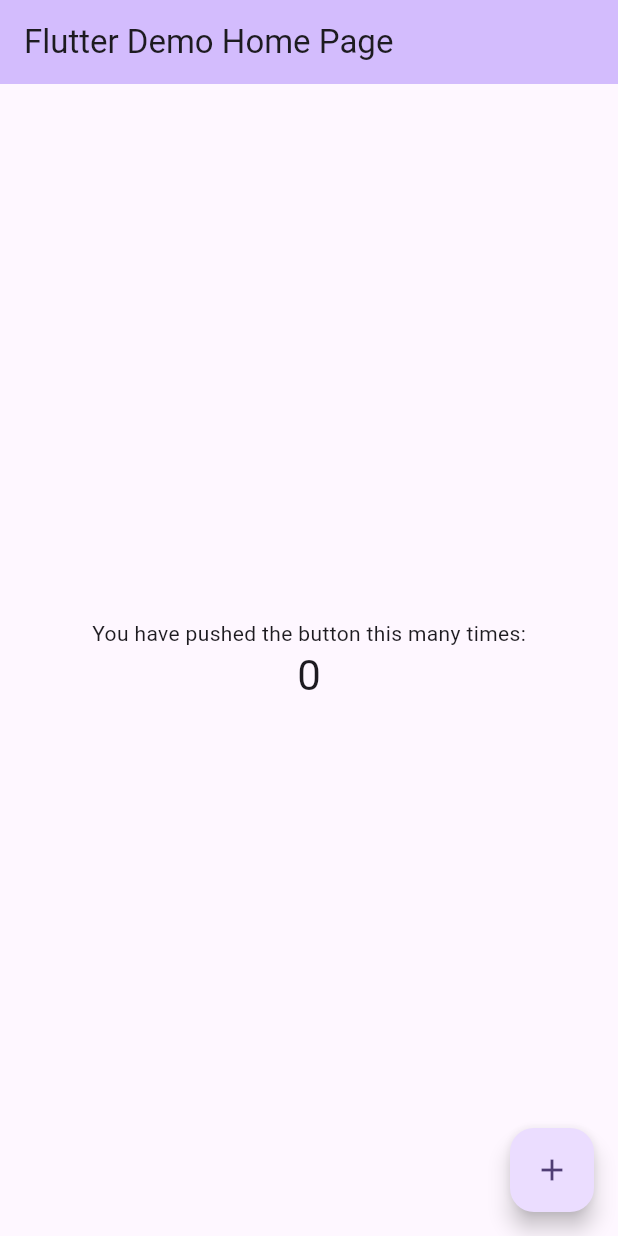
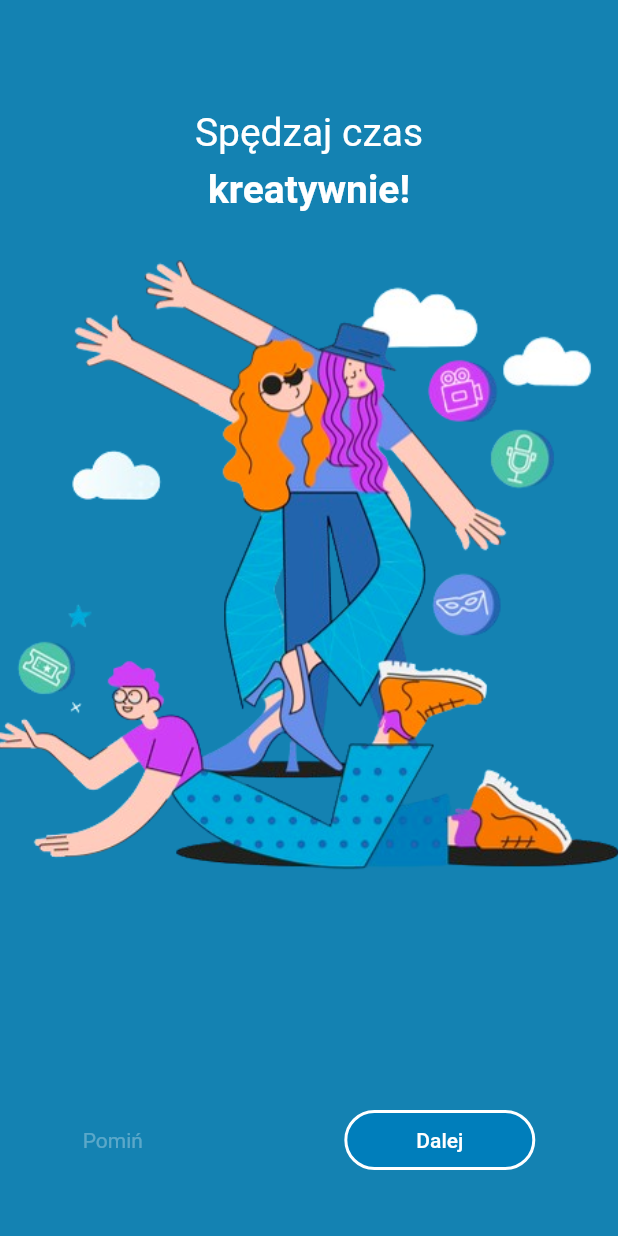
Before and after one commit to Zalezny/splash_app, a Flutter app: the screen it shows after launch, on a phone screen of 412 x 824 dp. Run offline on Flutter 3.47's test engine with Material 3 defaults, Android fonts, the phone set to English and light mode, and no system bars.

Commit message:
Create screens and controller

```diff
--- /dev/null
+++ b/lib/controllers/splash_page_controller.dart
@@ -0,0 +1,75 @@
+import 'package:flutter/material.dart';
+import '../models/splash_page_data.dart';
+import '../core/constants/app_assets.dart';
+import '../core/constants/app_strings.dart';
+
+class SplashPageController extends ChangeNotifier {
+  final PageController pageController = PageController();
+  int currentPage = 0;
+
+  final List<SplashPageData> pages = const [
+    SplashPageData(
+      titleFirstLine: AppStrings.spendTimeTitle,
+      titleSecondLine: AppStrings.spendTimeSubtitle,
+      imagePath: AppAssets.image2,
+    ),
+    SplashPageData(
+      titleFirstLine: AppStrings.discoverTitle,
+      titleSecondLine: AppStrings.discoverSubtitle,
+      imagePath: AppAssets.image3,
+    ),
+    SplashPageData(
+      titleFirstLine: AppStrings.haveTitle,
+      titleSecondLine: AppStrings.haveSubtitle,
+      imagePath: AppAssets.image4,
+    ),
+    SplashPageData(
+      titleFirstLine: AppStrings.catchTitle,
+      titleSecondLine: AppStrings.catchSubtitle,
+      imagePath: AppAssets.image5,
+    ),
+    SplashPageData(
+      titleFirstLine: "Bądź na bieżąco",
+      titleSecondLine: "",
+      imagePath: AppAssets.image6,
+    ),
+    SplashPageData(
+      titleFirstLine: "Złap swój rytm",
+      titleSecondLine: "",
+      imagePath: AppAssets.image1,
+    ),
+  ];
+
+  void nextPage() {
+    if (currentPage < pages.length - 1) {
+      pageController.nextPage(
+        duration: const Duration(milliseconds: 300),
+        curve: Curves.easeInOut,
+      );
+      currentPage++;
+      notifyListeners();
+    }
+  }
+
+  void previousPage() {
+    if (currentPage > 0) {
+      pageController.previousPage(
+        duration: const Duration(milliseconds: 300),
+        curve: Curves.easeInOut,
+      );
+      currentPage--;
+      notifyListeners();
+    }
+  }
+
+  void onPageChanged(int index) {
+    currentPage = index;
+    notifyListeners();
+  }
+
+  @override
+  void dispose() {
+    pageController.dispose();
+    super.dispose();
+  }
+}
--- /dev/null
+++ b/lib/core/constants/app_assets.dart
@@ -0,0 +1,12 @@
+class AppAssets {
+  // Private constructor to prevent instantiation
+  AppAssets._();
+
+  // Images
+  static const String image1 = 'lib/assets/images/1.png';
+  static const String image2 = 'lib/assets/images/2.png';
+  static const String image3 = 'lib/assets/images/3.png';
+  static const String image4 = 'lib/assets/images/4.png';
+  static const String image5 = 'lib/assets/images/5.png';
+  static const String image6 = 'lib/assets/images/6.png';
+}
--- /dev/null
+++ b/lib/core/constants/app_colors.dart
@@ -0,0 +1,10 @@
+import 'dart:ui';
+
+class AppColors {
+  static const primary = Color(0xff1482b2);
+  static const primaryDark = Color(0xff007ebb);
+  static const textWhite = Color(0xffffffff);
+  static const textWhite70 = Color(0xb3ffffff);
+  static const textWhite30 = Color(0x4dffffff);
+  static const borderWhite = Color(0xffffffff);
+}
--- /dev/null
+++ b/lib/core/constants/app_strings.dart
@@ -0,0 +1,22 @@
+class AppStrings {
+  // Private constructor to prevent instantiation
+  AppStrings._();
+
+  // Splash page titles
+  static const String spendTimeTitle = 'Spędzaj czas';
+  static const String spendTimeSubtitle = 'kreatywnie!';
+
+  static const String discoverTitle = 'Bierz udział';
+  static const String discoverSubtitle = 'w wydarzeniach!';
+
+  static const String haveTitle = 'Poznawaj';
+  static const String haveSubtitle = 'nieodkryte szlaki!';
+
+  static const String catchTitle = 'Ustawiaj';
+  static const String catchSubtitle = 'powiadomienia!';
+
+  // Buttons
+  static const String skip = 'Pomiń';
+  static const String next = 'Dalej';
+  static const String letsStart = 'Zaczynamy!';
+}
--- a/lib/main.dart
+++ b/lib/main.dart
@@ -1,4 +1,6 @@
 import 'package:flutter/material.dart';
+import 'package:splash_app/core/constants/app_colors.dart';
+import 'package:splash_app/screens/splash_page.dart';
 
 void main() {
   runApp(const MyApp());
@@ -11,60 +13,12 @@ class MyApp extends StatelessWidget {
   @override
   Widget build(BuildContext context) {
     return MaterialApp(
-      title: 'Flutter Demo',
       theme: ThemeData(
-        colorScheme: ColorScheme.fromSeed(seedColor: Colors.deepPurple),
-        useMaterial3: true,
+        colorScheme: ColorScheme.fromSeed(seedColor: AppColors.primary),
+        scaffoldBackgroundColor: AppColors.primary,
+        useMaterial3: false,
       ),
-      home: const MyHomePage(title: 'Flutter Demo Home Page'),
+      home: const SplashPage(),
     );
   }
 }
-
-class MyHomePage extends StatefulWidget {
-  const MyHomePage({super.key, required this.title});
-
-  final String title;
-
-  @override
-  State<MyHomePage> createState() => _MyHomePageState();
-}
-
-class _MyHomePageState extends State<MyHomePage> {
-  int _counter = 0;
-
-  void _incrementCounter() {
-    setState(() {
-      _counter++;
-    });
-  }
-
-  @override
-  Widget build(BuildContext context) {
-    return Scaffold(
-      appBar: AppBar(
-        backgroundColor: Theme.of(context).colorScheme.inversePrimary,
-        title: Text(widget.title),
-      ),
-      body: Center(
-        child: Column(
-          mainAxisAlignment: MainAxisAlignment.center,
-          children: <Widget>[
-            const Text(
-              'You have pushed the button this many times:',
-            ),
-            Text(
-              '$_counter',
-              style: Theme.of(context).textTheme.headlineMedium,
-            ),
-          ],
-        ),
-      ),
-      floatingActionButton: FloatingActionButton(
-        onPressed: _incrementCounter,
-        tooltip: 'Increment',
-        child: const Icon(Icons.add),
-      ),
-    );
-  }
-}
--- /dev/null
+++ b/lib/models/splash_page_data.dart
@@ -0,0 +1,11 @@
+class SplashPageData {
+  final String titleFirstLine;
+  final String titleSecondLine;
+  final String imagePath;
+
+  const SplashPageData({
+    required this.titleFirstLine,
+    required this.titleSecondLine,
+    required this.imagePath,
+  });
+}
--- /dev/null
+++ b/lib/screens/splash_page.dart
@@ -0,0 +1,94 @@
+import 'package:flutter/material.dart';
+
+import '../controllers/splash_page_controller.dart';
+import '../core/constants/app_colors.dart';
+import '../widgets/splash_page_buttons.dart';
+import '../widgets/splash_page_image.dart';
+
+class SplashPage extends StatefulWidget {
+  const SplashPage({super.key});
+
+  @override
+  State<SplashPage> createState() => _SplashPageState();
+}
+
+class _SplashPageState extends State<SplashPage> {
+  late final SplashPageController _controller;
+
+  @override
+  void initState() {
+    super.initState();
+    _controller = SplashPageController()
+      ..addListener(() {
+        setState(() {});
+      });
+  }
+
+  @override
+  void dispose() {
+    _controller.dispose();
+    super.dispose();
+  }
+
+  @override
+  Widget build(BuildContext context) {
+    return Scaffold(
+      backgroundColor: AppColors.primary,
+      body: SafeArea(
+        child: Column(
+          children: [
+            const Spacer(flex: 1),
+            Expanded(
+              flex: 8,
+              child: PageView.builder(
+                controller: _controller.pageController,
+                physics: const NeverScrollableScrollPhysics(),
+                onPageChanged: _controller.onPageChanged,
+                itemCount: _controller.pages.length,
+                itemBuilder: (context, index) {
+                  final page = _controller.pages[index];
+                  return Column(
+                    children: [
+                      Text(
+                        page.titleFirstLine,
+                        style: const TextStyle(
+                          fontSize: 26,
+                          color: AppColors.textWhite,
+                          fontWeight: FontWeight.w400,
+                        ),
+                      ),
+                      const SizedBox(height: 8),
+                      Text(
+                        page.titleSecondLine,
+                        style: const TextStyle(
+                          fontSize: 26,
+                          color: AppColors.textWhite,
+                          fontWeight: FontWeight.bold,
+                        ),
+                      ),
+                      const SizedBox(height: 20),
+                      SplashPageImage(
+                        imagePath: page.imagePath,
+                      ),
+                    ],
+                  );
+                },
+              ),
+            ),
+            const Spacer(flex: 1),
+            SplashPageButtons(
+              currentPage: _controller.currentPage,
+              totalPages: _controller.pages.length,
+              onNext: _controller.nextPage,
+              onPrevious: _controller.previousPage,
+              onStart: () {
+                _controller.previousPage();
+              },
+            ),
+            const SizedBox(height: 40),
+          ],
+        ),
+      ),
+    );
+  }
+}
--- /dev/null
+++ b/lib/widgets/splash_page_buttons.dart
@@ -0,0 +1,120 @@
+import 'package:flutter/material.dart';
+import '../core/constants/app_strings.dart';
+import '../core/constants/app_colors.dart';
+
+class SplashPageButtons extends StatelessWidget {
+  final int currentPage;
+  final int totalPages;
+  final VoidCallback onNext;
+  final VoidCallback onPrevious;
+  final VoidCallback? onStart;
+
+  const SplashPageButtons({
+    super.key,
+    required this.currentPage,
+    required this.totalPages,
+    required this.onNext,
+    required this.onPrevious,
+    this.onStart,
+  });
+
+  @override
+  Widget build(BuildContext context) {
+    if (currentPage == totalPages - 1) {
+      return _StartButton(onStart: onStart);
+    }
+    return _NavigationButtons(
+      currentPage: currentPage,
+      onNext: onNext,
+      onPrevious: onPrevious,
+    );
+  }
+}
+
+class _StartButton extends StatelessWidget {
+  final VoidCallback? onStart;
+
+  const _StartButton({this.onStart});
+
+  @override
+  Widget build(BuildContext context) {
+    return ElevatedButton(
+      onPressed: onStart,
+      style: ElevatedButton.styleFrom(
+        backgroundColor: AppColors.primaryDark,
+        padding: const EdgeInsets.symmetric(
+          horizontal: 48,
+          vertical: 12,
+        ),
+        shape: RoundedRectangleBorder(
+          borderRadius: BorderRadius.circular(24),
+          side: const BorderSide(color: AppColors.borderWhite, width: 2),
+        ),
+        elevation: 0,
+      ),
+      child: const Text(
+        AppStrings.letsStart,
+        style: TextStyle(
+          color: AppColors.textWhite,
+          fontSize: 14,
+          fontWeight: FontWeight.w500,
+        ),
+      ),
+    );
+  }
+}
+
+class _NavigationButtons extends StatelessWidget {
+  final int currentPage;
+  final VoidCallback onNext;
+  final VoidCallback onPrevious;
+
+  const _NavigationButtons({
+    required this.currentPage,
+    required this.onNext,
+    required this.onPrevious,
+  });
+
+  @override
+  Widget build(BuildContext context) {
+    return Row(
+      mainAxisAlignment: MainAxisAlignment.spaceEvenly,
+      children: [
+        GestureDetector(
+          onTap: onPrevious,
+          child: Text(
+            AppStrings.skip,
+            style: TextStyle(
+              color: currentPage > 0 ? AppColors.textWhite70 : AppColors.textWhite30,
+              fontSize: 14,
+            ),
+          ),
+        ),
+        const SizedBox(width: 24),
+        ElevatedButton(
+          onPressed: onNext,
+          style: ElevatedButton.styleFrom(
+            backgroundColor: AppColors.primaryDark,
+            padding: const EdgeInsets.symmetric(
+              horizontal: 48,
+              vertical: 12,
+            ),
+            shape: RoundedRectangleBorder(
+              borderRadius: BorderRadius.circular(24),
+              side: const BorderSide(color: AppColors.borderWhite, width: 2),
+            ),
+            elevation: 0,
+          ),
+          child: const Text(
+            AppStrings.next,
+            style: TextStyle(
+              color: AppColors.textWhite,
+              fontSize: 14,
+              fontWeight: FontWeight.w500,
+            ),
+          ),
+        ),
+      ],
+    );
+  }
+}
--- /dev/null
+++ b/lib/widgets/splash_page_image.dart
@@ -0,0 +1,20 @@
+import 'package:flutter/material.dart';
+
+class SplashPageImage extends StatelessWidget {
+  final String imagePath;
+
+  const SplashPageImage({
+    super.key,
+    required this.imagePath,
+  });
+
+  @override
+  Widget build(BuildContext context) {
+    return Expanded(
+      child: Image.asset(
+        imagePath,
+        fit: BoxFit.cover,
+      ),
+    );
+  }
+}
```
Also changed, not shown: lib/core/themes/app_theme.dart (added, +51 -0 lines), pubspec.yaml (+5 -44 lines), lib/assets/images/1.png (added), lib/assets/images/2.png (added), lib/assets/images/3.png (added), lib/assets/images/4.png (added), lib/assets/images/5.png (added), lib/assets/images/6.png (added), pubspec.lock.
